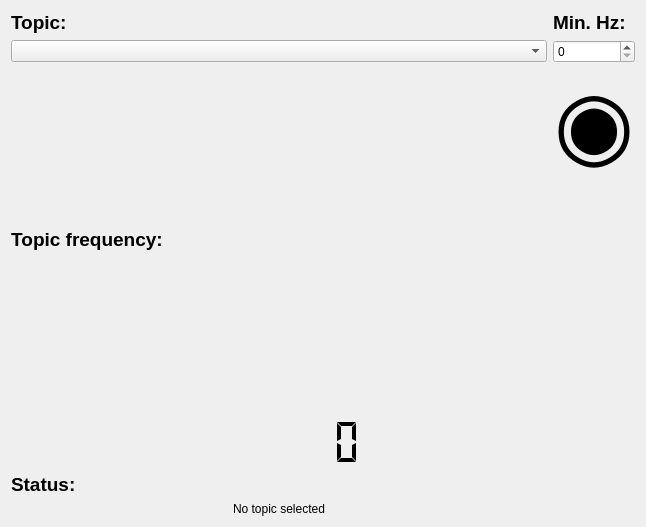
The window that ros/src/computing/perception/detection/viewers/packages/integrated_viewer/node/data_rate_checker_plugin/data_rate_checker_form.ui (autowarefoundation/autoware) describes before a commit, drawn with Qt 5.
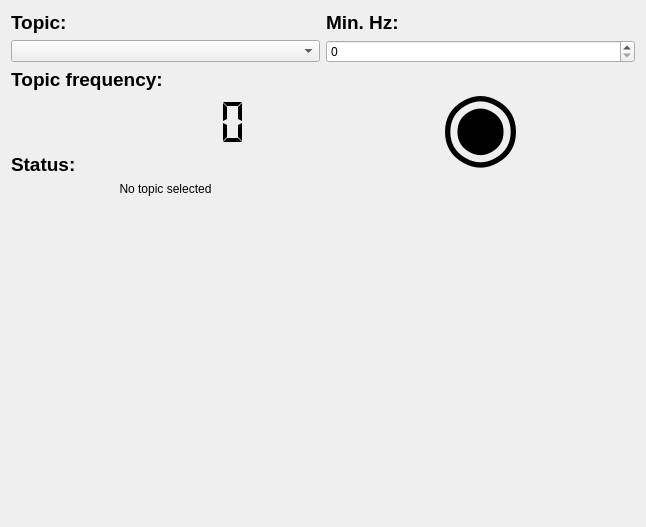
The same window after the commit.

Commit message: Fix Topic Frequency label becoming obscured with smaller view sizes in DataRateCheckerPlugin.

The edit to the form file:
```diff
--- a/ros/src/computing/perception/detection/viewers/packages/integrated_viewer/node/data_rate_checker_plugin/data_rate_checker_form.ui
+++ b/ros/src/computing/perception/detection/viewers/packages/integrated_viewer/node/data_rate_checker_plugin/data_rate_checker_form.ui
@@ -51,19 +51,14 @@
        <item row="2" column="0">
         <widget class="QLabel" name="topic_frequency_label_">
          <property name="sizePolicy">
-          <sizepolicy hsizetype="Expanding" vsizetype="Expanding">
+          <sizepolicy hsizetype="Preferred" vsizetype="Fixed">
            <horstretch>0</horstretch>
            <verstretch>0</verstretch>
           </sizepolicy>
          </property>
-         <property name="minimumSize">
-          <size>
-           <width>1</width>
-           <height>1</height>
-          </size>
-         </property>
          <property name="font">
           <font>
+           <family>Ubuntu</family>
            <pointsize>14</pointsize>
            <weight>75</weight>
            <bold>true</bold>
@@ -81,6 +76,7 @@
         <widget class="QLabel" name="status_icon_label_">
          <property name="font">
           <font>
+           <family>Ubuntu</family>
            <pointsize>14</pointsize>
            <weight>75</weight>
            <bold>true</bold>
@@ -159,6 +155,7 @@
         <widget class="QLabel" name="status_icon_">
          <property name="font">
           <font>
+           <family>Ubuntu</family>
            <pointsize>70</pointsize>
            <weight>75</weight>
            <bold>true</bold>
```
